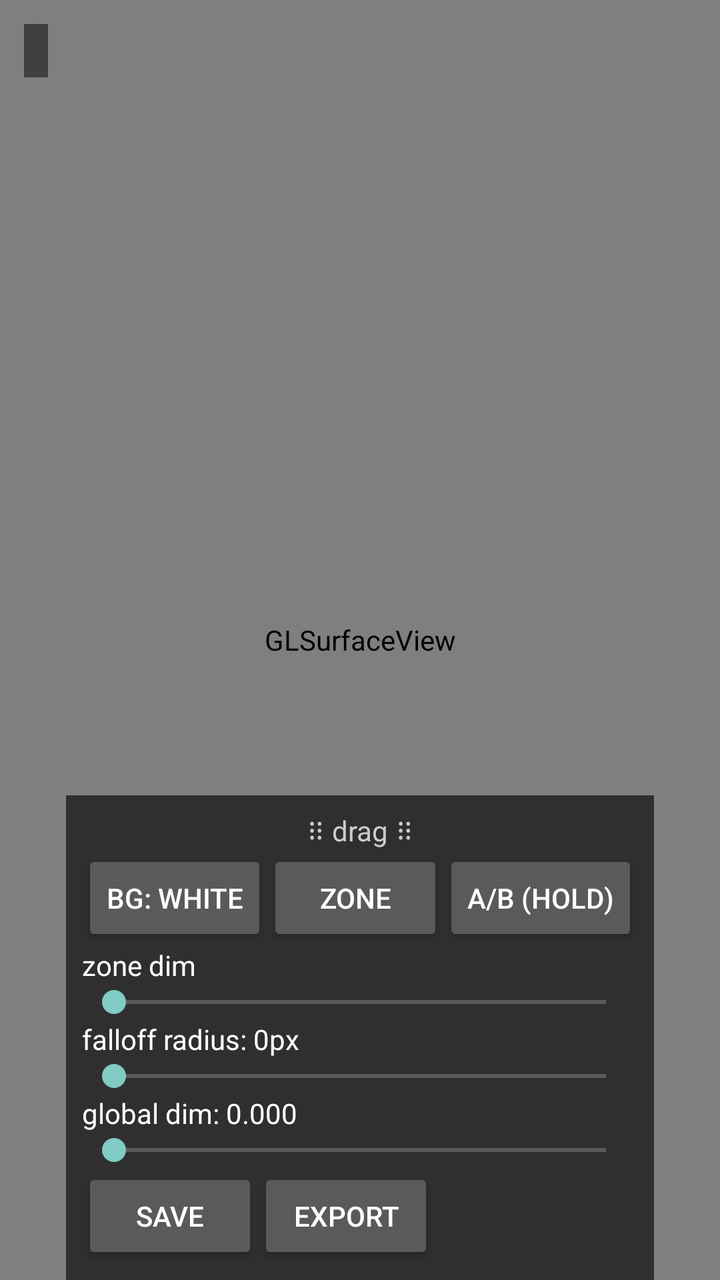
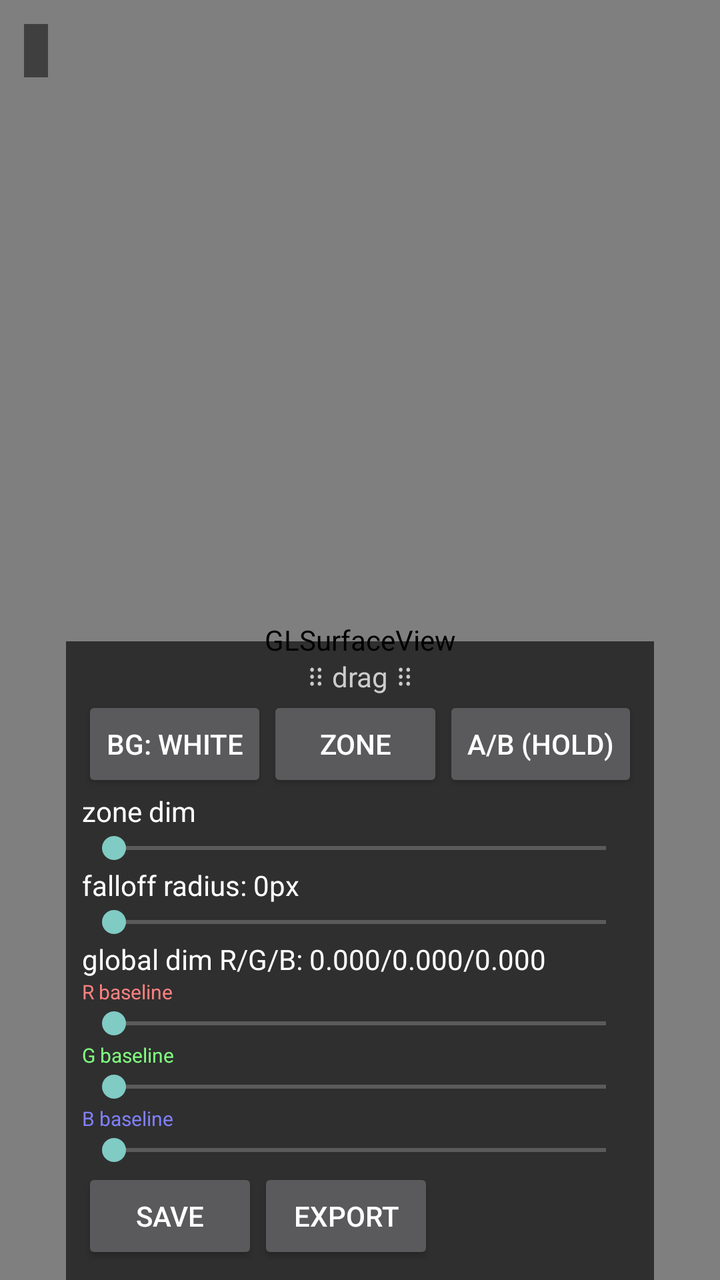

Screens rendered from an Android XML layout before and after an edit, with the pre-edit source and the edit as a unified diff.
<!-- AndroidManifest.xml: application theme Theme.Burnout -->
<!-- res/layout/activity_calibrate.xml -->
<?xml version="1.0" encoding="utf-8"?>
<FrameLayout xmlns:android="http://schemas.android.com/apk/res/android"
    android:layout_width="match_parent"
    android:layout_height="match_parent"
    android:background="@android:color/black">

    <android.opengl.GLSurfaceView
        android:id="@+id/gl_view"
        android:layout_width="match_parent"
        android:layout_height="match_parent" />

    <TextView
        android:id="@+id/status_line"
        android:layout_width="wrap_content"
        android:layout_height="wrap_content"
        android:layout_gravity="top|start"
        android:layout_margin="12dp"
        android:padding="6dp"
        android:textColor="#FFFFFFFF"
        android:textSize="11sp"
        android:background="#80000000"
        android:fontFamily="monospace"
        android:text="" />

    <LinearLayout
        android:id="@+id/controls_panel"
        android:layout_width="wrap_content"
        android:layout_height="wrap_content"
        android:layout_gravity="bottom|center_horizontal"
        android:orientation="vertical"
        android:padding="8dp"
        android:background="#A0000000">

        <TextView
            android:id="@+id/controls_drag_handle"
            android:layout_width="match_parent"
            android:layout_height="wrap_content"
            android:gravity="center"
            android:textColor="#FFCCCCCC"
            android:text="@string/drag_handle" />

        <LinearLayout
            android:layout_width="wrap_content"
            android:layout_height="wrap_content"
            android:orientation="horizontal">
            <Button android:id="@+id/btn_bg"
                android:layout_width="wrap_content"
                android:layout_height="wrap_content"
                android:text="BG: white"/>
            <Button android:id="@+id/btn_zone"
                android:layout_width="wrap_content"
                android:layout_height="wrap_content"
                android:text="@string/calibrate_zone"/>
            <Button android:id="@+id/btn_ab"
                android:layout_width="wrap_content"
                android:layout_height="wrap_content"
                android:text="@string/ab_hide_hold"/>
        </LinearLayout>

        <TextView android:id="@+id/lbl_dim"
            android:layout_width="wrap_content"
            android:layout_height="wrap_content"
            android:textColor="#FFFFFFFF"
            android:text="zone dim"/>
        <SeekBar android:id="@+id/seek_dim"
            android:layout_width="match_parent"
            android:layout_height="wrap_content"/>

        <TextView android:id="@+id/lbl_radius"
            android:layout_width="wrap_content"
            android:layout_height="wrap_content"
            android:textColor="#FFFFFFFF"
            android:text="falloff radius: 0px"/>
        <SeekBar android:id="@+id/seek_radius"
            android:layout_width="match_parent"
            android:layout_height="wrap_content"/>

        <TextView android:id="@+id/lbl_global_dim"
            android:layout_width="wrap_content"
            android:layout_height="wrap_content"
            android:textColor="#FFFFFFFF"
            android:text="global dim: 0.000"/>
        <SeekBar android:id="@+id/seek_global_dim"
            android:layout_width="match_parent"
            android:layout_height="wrap_content"/>

        <LinearLayout
            android:layout_width="wrap_content"
            android:layout_height="wrap_content"
            android:orientation="horizontal">
            <Button android:id="@+id/btn_save"
                android:layout_width="wrap_content"
                android:layout_height="wrap_content"
                android:text="@string/calibrate_save"/>
            <Button android:id="@+id/btn_export"
                android:layout_width="wrap_content"
                android:layout_height="wrap_content"
                android:text="@string/calibrate_export"/>
        </LinearLayout>
    </LinearLayout>
</FrameLayout>
<!-- resources referenced by this layout -->
<resources>
  <string name="ab_hide_hold">A/B (hold)</string>
  <string name="calibrate_export">EXPORT</string>
  <string name="calibrate_save">SAVE</string>
  <string name="calibrate_zone">ZONE</string>
  <string name="drag_handle">⠿  drag  ⠿</string>
  <style name="Theme.Burnout" parent="Theme.AppCompat.NoActionBar" />
</resources>

<!-- the commit's change to res/layout/activity_calibrate.xml (unified diff, before → after) -->
@@ -79,8 +79,32 @@
             android:layout_width="wrap_content"
             android:layout_height="wrap_content"
             android:textColor="#FFFFFFFF"
-            android:text="global dim: 0.000"/>
-        <SeekBar android:id="@+id/seek_global_dim"
+            android:text="global dim R/G/B: 0.000/0.000/0.000"/>
+        <TextView
+            android:layout_width="wrap_content"
+            android:layout_height="wrap_content"
+            android:textColor="#FFFF8080"
+            android:textSize="10sp"
+            android:text="R baseline"/>
+        <SeekBar android:id="@+id/seek_global_dim_r"
+            android:layout_width="match_parent"
+            android:layout_height="wrap_content"/>
+        <TextView
+            android:layout_width="wrap_content"
+            android:layout_height="wrap_content"
+            android:textColor="#FF80FF80"
+            android:textSize="10sp"
+            android:text="G baseline"/>
+        <SeekBar android:id="@+id/seek_global_dim_g"
+            android:layout_width="match_parent"
+            android:layout_height="wrap_content"/>
+        <TextView
+            android:layout_width="wrap_content"
+            android:layout_height="wrap_content"
+            android:textColor="#FF8080FF"
+            android:textSize="10sp"
+            android:text="B baseline"/>
+        <SeekBar android:id="@+id/seek_global_dim_b"
             android:layout_width="match_parent"
             android:layout_height="wrap_content"/>
 
